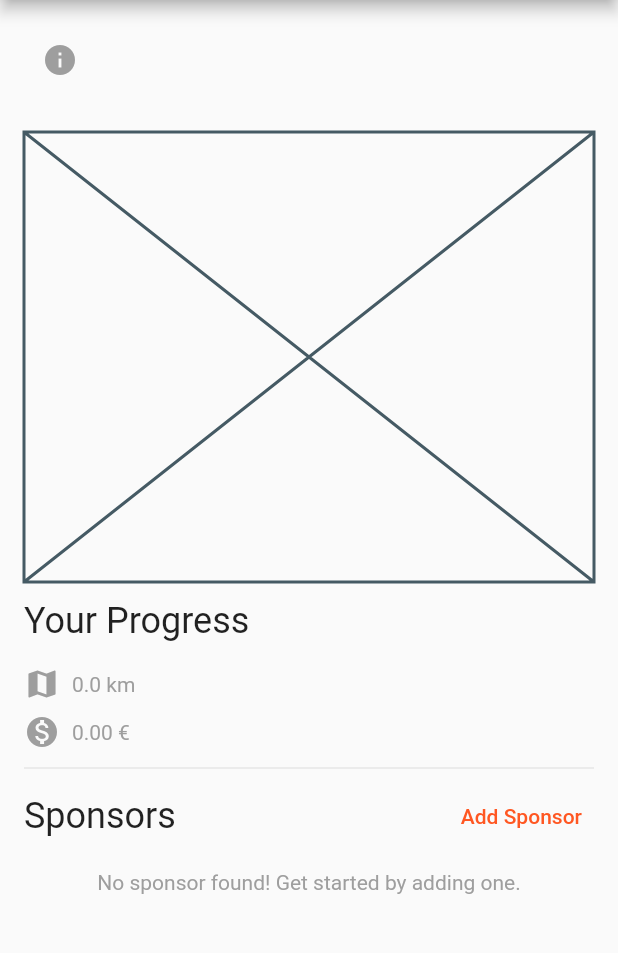
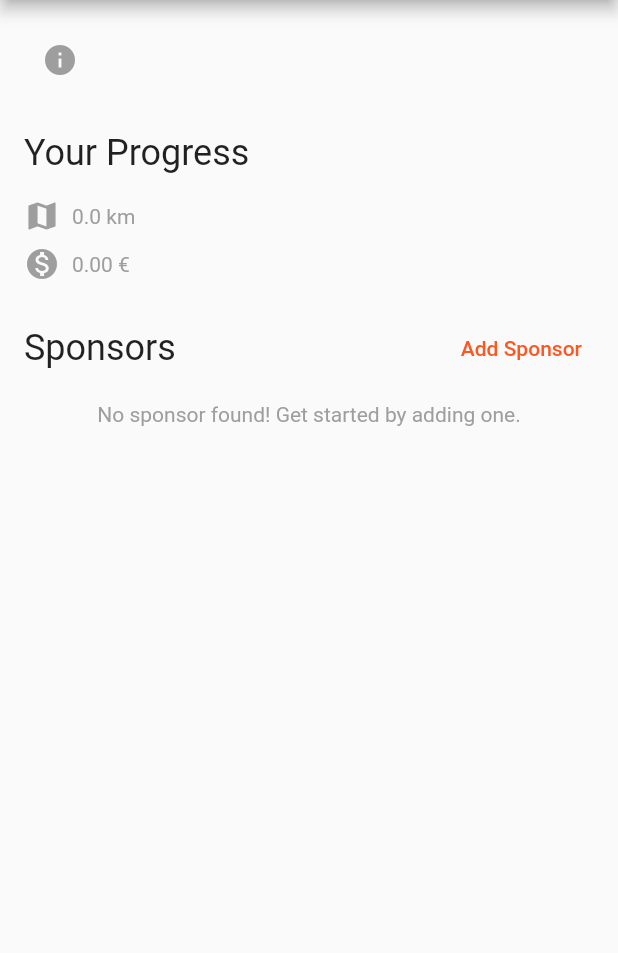
Before and after one commit to wotschofsky/charity-run-helper, a Flutter app: the ParticipationDetails screen opened directly with empty values, on a phone screen of 412 x 824 dp, the part 84-1037 px from its top. Run offline on Flutter 3.47's test engine with Material 2 defaults, Android fonts, the phone set to English and light mode, and no system bars; our stand-ins replace cloud_firestore, cloud_functions, date_field, firebase_auth, firebase_core, flutter_markdown and 4 more; accounts and stored records are empty; network calls fail; statements that could not run were skipped.

Commit message:
Remove map placeholder from participation details page 🗺

```diff
--- a/lib/pages/participations/participation_details_page.dart
+++ b/lib/pages/participations/participation_details_page.dart
@@ -162,12 +162,6 @@ class ParticipationDetails extends StatelessWidget {
                                   ),
                                   const Padding(
                                     padding: const EdgeInsets.only(bottom: 12),
-                                    child: Placeholder(
-                                      fallbackHeight: 300,
-                                    ),
-                                  ),
-                                  const Padding(
-                                    padding: const EdgeInsets.only(bottom: 12),
                                     child: Text('Your Progress',
                                         style: const TextStyle(fontSize: 24)),
                                   ),
@@ -179,9 +173,9 @@ class ParticipationDetails extends StatelessWidget {
                                       icon: Icons.monetization_on,
                                       label:
                                           '${(participationData.sponsorsSum * roundFloor(participationData.totalDistance, 1)).toStringAsFixed(2)} €'),
-                                  const Divider(),
                                   Padding(
-                                    padding: const EdgeInsets.only(bottom: 12),
+                                    padding: const EdgeInsets.only(
+                                        top: 16, bottom: 12),
                                     child: Row(
                                       mainAxisAlignment:
                                           MainAxisAlignment.spaceBetween,
```
